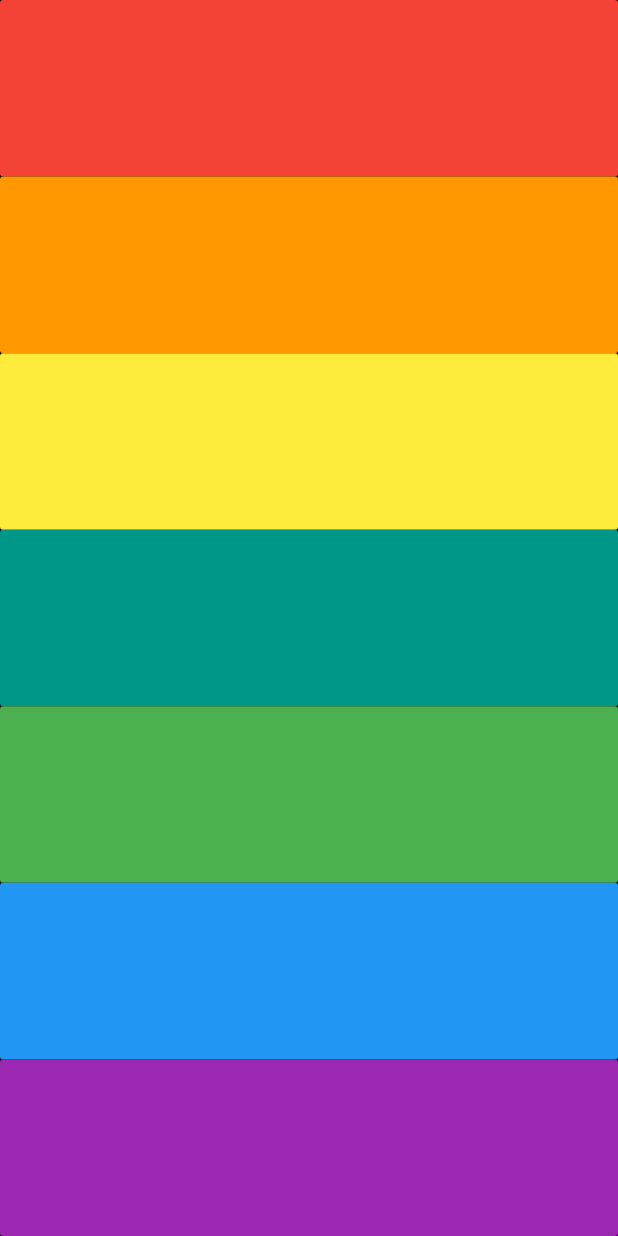
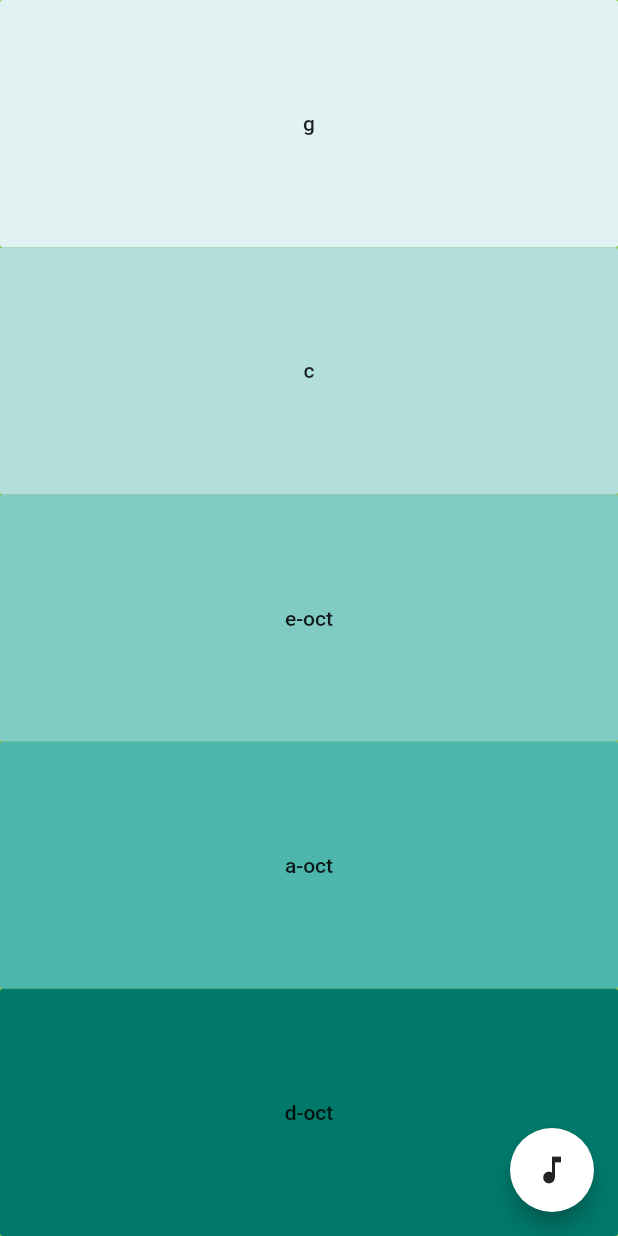
Before and after one commit to feeblefruits/xylophone_app, a Flutter app: the screen it shows after launch, on a phone screen of 412 x 824 dp. Run offline on Flutter 3.47's test engine with Material 2 defaults, Android fonts, the phone set to English and light mode, and no system bars; our stand-ins replace audioplayers.

Commit message:
updated to guitar sounds

```diff
--- a/lib/main.dart
+++ b/lib/main.dart
@@ -8,17 +8,28 @@ void main() => runApp(MyApp());
 class MyApp extends StatelessWidget {
 //  define playSound function
 
-  void playSound(int soundNumber) {
+  void playSound(String soundChord) {
     final player = AudioCache();
-    player.play('note$soundNumber.wav');
+    player.play('chr-$soundChord.wav');
   }
 
-  Expanded buildKey({int soundNumber, Color color}) {
+  void playLongSound(String soundLongChord) {
+    final player = AudioCache();
+    player.play('chr-$soundLongChord.wav');
+  }
+
+  Expanded buildKey({String soundChord, String soundLongChord, Color color}) {
     return Expanded(
       child: FlatButton(
+        splashColor: Color(0xffffcccb),
+        highlightColor: Color(0xffff7961),
         color: color,
+        child: Text(soundChord),
         onPressed: () {
-          playSound(soundNumber);
+          playSound(soundChord);
+        },
+        onLongPress: () {
+          playLongSound(soundLongChord);
         },
       ),
     );
@@ -28,20 +39,48 @@ class MyApp extends StatelessWidget {
   Widget build(BuildContext context) {
     return MaterialApp(
       home: Scaffold(
-        backgroundColor: Colors.black,
+        backgroundColor: Colors.lightGreen,
         body: SafeArea(
           child: Column(
             crossAxisAlignment: CrossAxisAlignment.stretch,
             children: <Widget>[
-              buildKey(soundNumber: 1, color: Colors.red),
-              buildKey(soundNumber: 2, color: Colors.orange),
-              buildKey(soundNumber: 3, color: Colors.yellow),
-              buildKey(soundNumber: 4, color: Colors.teal),
-              buildKey(soundNumber: 5, color: Colors.green),
-              buildKey(soundNumber: 6, color: Colors.blue),
-              buildKey(soundNumber: 7, color: Colors.purple),
+              buildKey(
+                soundChord: 'g',
+                soundLongChord: 'g-open',
+                color: Color(0xffe0f2f1),
+              ),
+              buildKey(
+                soundChord: 'c',
+                soundLongChord: 'c-open',
+                color: Color(0xffb2dfdb),
+              ),
+              buildKey(
+                soundChord: 'e-oct',
+                soundLongChord: 'e5th-open',
+                color: Color(0xff80cbc4),
+              ),
+              buildKey(
+                soundChord: 'a-oct',
+                soundLongChord: 'a5th-open',
+                color: Color(0xff4db6ac),
+              ),
+              buildKey(
+                soundChord: 'd-oct',
+                soundLongChord: 'bmin-open',
+                color: Color(0xff00796b),
+              ),
             ],
           ),
+        ),
+        floatingActionButton: FloatingActionButton(
+          onPressed: () {
+            playSound('pinch-harmonic');
+          },
+          child: new Icon(
+            Icons.music_note,
+            color: Colors.black87,
+          ),
+          backgroundColor: Colors.white,
         ),
       ),
     );
```
Also changed, not shown: 18 other files.
